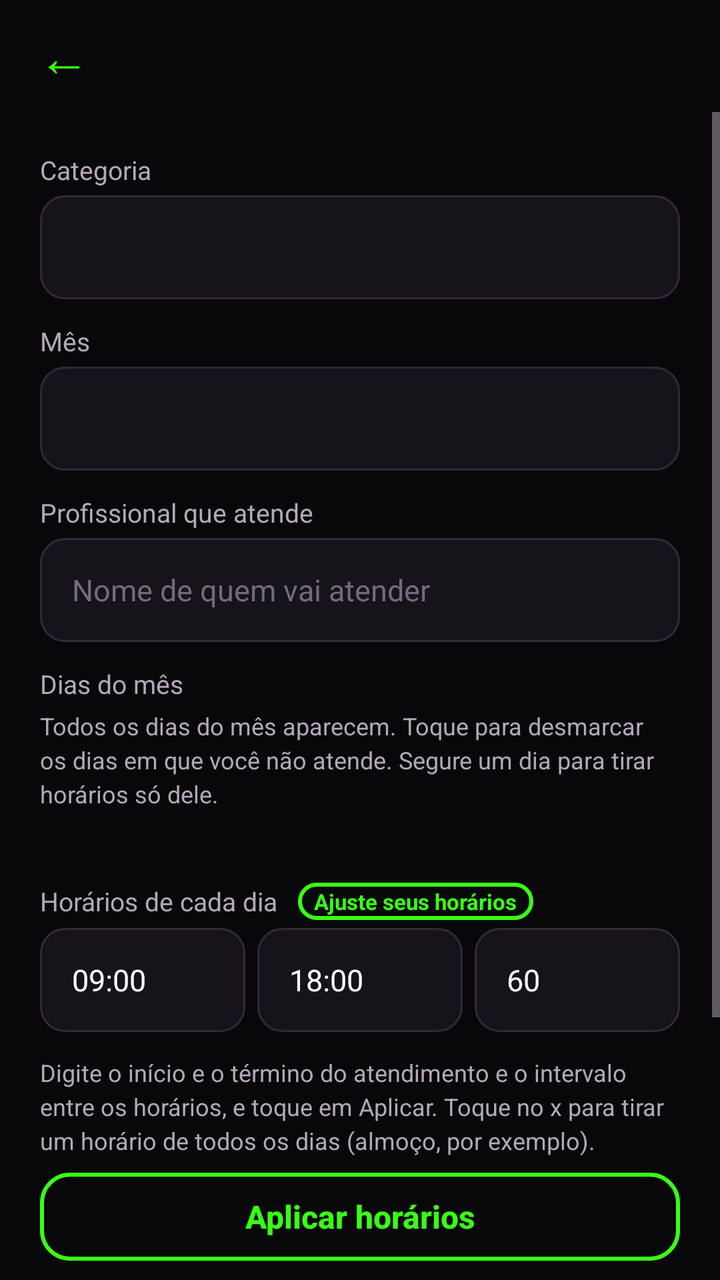
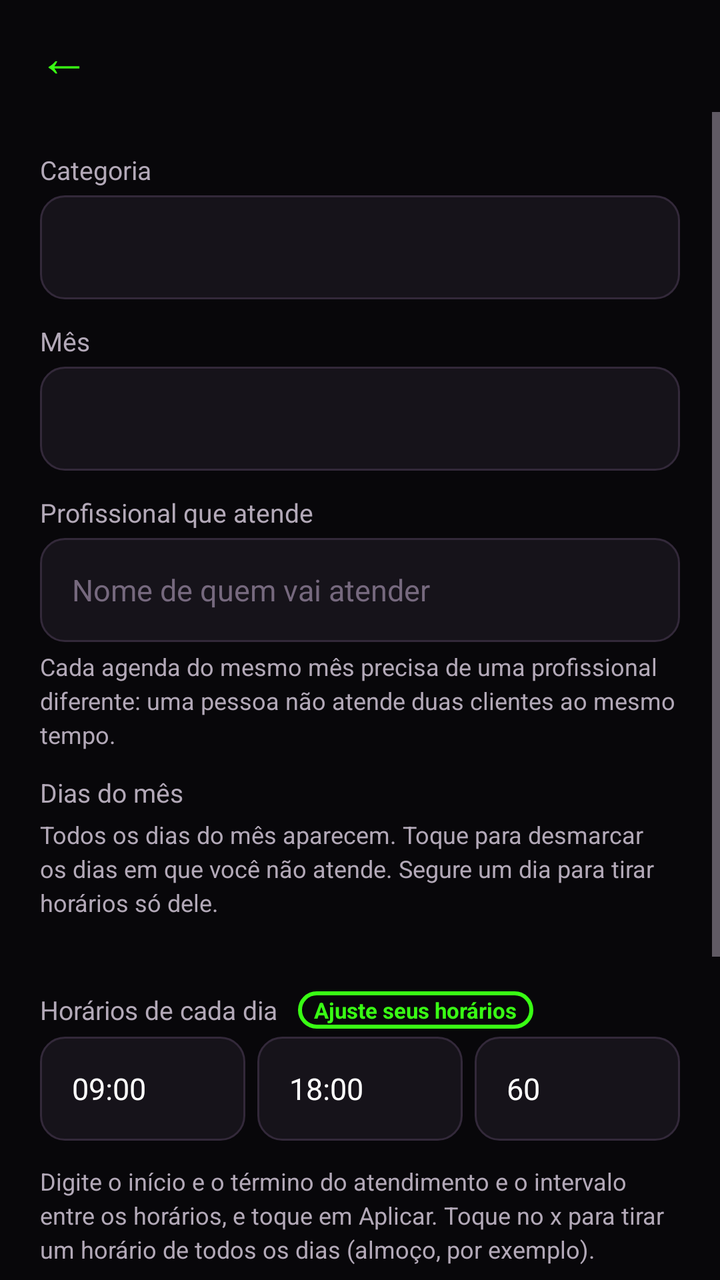

Screens rendered from an Android XML layout before and after an edit, with the pre-edit source and the edit as a unified diff.
<!-- AndroidManifest.xml: activity theme Theme.Manicure.Profissional -->
<!-- res/layout/activity_editar_agenda.xml -->
<?xml version="1.0" encoding="utf-8"?>
<LinearLayout xmlns:android="http://schemas.android.com/apk/res/android"
    xmlns:app="http://schemas.android.com/apk/res-auto"
    android:layout_width="match_parent"
    android:layout_height="match_parent"
    android:background="@color/fundo"
    android:orientation="vertical">

    <include
        android:id="@+id/topo"
        layout="@layout/include_topo" />

    <ScrollView
        android:id="@+id/scrollRoot"
        android:layout_width="match_parent"
        android:layout_height="0dp"
        android:layout_weight="1">

        <LinearLayout
            android:layout_width="match_parent"
            android:layout_height="wrap_content"
            android:orientation="vertical"
            android:padding="20dp">

            <TextView
                style="@style/RotuloCampo"
                android:text="@string/agenda_categoria" />

            <Spinner
                android:id="@+id/spCategoria"
                style="@style/Campo"
                android:paddingStart="8dp" />

            <TextView
                style="@style/RotuloCampo"
                android:text="@string/agenda_mes" />

            <Spinner
                android:id="@+id/spMes"
                style="@style/Campo"
                android:paddingStart="8dp" />

            <TextView
                style="@style/RotuloCampo"
                android:text="@string/agenda_atendente" />

            <EditText
                android:id="@+id/etAtendente"
                style="@style/Campo"
                android:hint="@string/agenda_atendente_dica"
                android:inputType="textPersonName|textCapWords" />

            <TextView
                style="@style/RotuloCampo"
                android:text="@string/agenda_dias" />

            <TextView
                style="@style/TextoCorpo"
                android:layout_marginBottom="6dp"
                android:text="@string/agenda_dias_dica"
                android:textSize="12sp" />

            <com.google.android.material.chip.ChipGroup
                android:id="@+id/cgDias"
                android:layout_width="match_parent"
                android:layout_height="wrap_content"
                app:chipSpacingHorizontal="4dp"
                app:chipSpacingVertical="0dp" />

            <TextView
                android:id="@+id/tvContadorDias"
                style="@style/TextoCorpo"
                android:layout_marginBottom="14dp"
                android:textColor="?attr/corDestaque"
                android:textSize="12sp" />

            
            <LinearLayout
                android:layout_width="match_parent"
                android:layout_height="wrap_content"
                android:layout_marginBottom="4dp"
                android:gravity="center_vertical"
                android:orientation="horizontal">

                <TextView
                    android:layout_width="wrap_content"
                    android:layout_height="wrap_content"
                    android:text="@string/agenda_horarios"
                    android:textColor="@color/texto_secundario"
                    android:textSize="13sp" />

                <TextView
                    android:layout_width="wrap_content"
                    android:layout_height="wrap_content"
                    android:layout_marginStart="10dp"
                    android:background="@drawable/bg_botao_contorno"
                    android:paddingStart="8dp"
                    android:paddingTop="2dp"
                    android:paddingEnd="8dp"
                    android:paddingBottom="2dp"
                    android:text="@string/agenda_lembrete_ajuste"
                    android:textColor="?attr/corDestaque"
                    android:textSize="11sp"
                    android:textStyle="bold" />
            </LinearLayout>

            <LinearLayout
                android:layout_width="match_parent"
                android:layout_height="wrap_content"
                android:orientation="horizontal">

                <EditText
                    android:id="@+id/etInicio"
                    style="@style/Campo"
                    android:layout_width="0dp"
                    android:layout_marginEnd="6dp"
                    android:layout_weight="1"
                    android:hint="@string/agenda_inicio"
                    android:inputType="time"
                    android:text="09:00" />

                <EditText
                    android:id="@+id/etFim"
                    style="@style/Campo"
                    android:layout_width="0dp"
                    android:layout_marginEnd="6dp"
                    android:layout_weight="1"
                    android:hint="@string/agenda_fim"
                    android:inputType="time"
                    android:text="18:00" />

                <EditText
                    android:id="@+id/etIntervalo"
                    style="@style/Campo"
                    android:layout_width="0dp"
                    android:layout_weight="1"
                    android:hint="@string/agenda_intervalo"
                    android:inputType="number"
                    android:text="60" />
            </LinearLayout>

            <TextView
                style="@style/TextoCorpo"
                android:layout_marginBottom="8dp"
                android:text="@string/agenda_horarios_dica"
                android:textSize="12sp" />

            <Button
                android:id="@+id/btnGerar"
                style="@style/BotaoContorno"
                android:layout_height="44dp"
                android:text="@string/agenda_aplicar" />

            <TextView
                android:id="@+id/tvSemHorarios"
                style="@style/TextoCorpo"
                android:layout_marginTop="10dp"
                android:text="@string/agenda_sem_horarios" />

            <com.google.android.material.chip.ChipGroup
                android:id="@+id/cgHorarios"
                android:layout_width="match_parent"
                android:layout_height="wrap_content"
                android:layout_marginTop="8dp" />

            <Button
                android:id="@+id/btnAjustarDia"
                style="@style/BotaoContorno"
                android:layout_height="44dp"
                android:layout_marginTop="8dp"
                android:layout_marginBottom="16dp"
                android:text="@string/agenda_ajustar_dia" />

            <Button
                android:id="@+id/btnSalvar"
                style="@style/BotaoPrimario"
                android:text="@string/agenda_salvar" />

            <ProgressBar
                android:id="@+id/progressBar"
                android:layout_width="32dp"
                android:layout_height="32dp"
                android:layout_gravity="center_horizontal"
                android:layout_marginTop="16dp"
                android:indeterminateTint="?attr/corDestaque"
                android:visibility="gone" />
        </LinearLayout>
    </ScrollView>
</LinearLayout>
<!-- res/layout/include_topo.xml (included above) -->
<?xml version="1.0" encoding="utf-8"?>
<LinearLayout xmlns:android="http://schemas.android.com/apk/res/android"
    android:layout_width="match_parent"
    android:layout_height="56dp"
    android:gravity="center_vertical"
    android:orientation="horizontal"
    android:paddingStart="8dp"
    android:paddingEnd="16dp">

    <TextView
        android:id="@+id/btnVoltar"
        android:layout_width="48dp"
        android:layout_height="48dp"
        android:background="?attr/selectableItemBackgroundBorderless"
        android:contentDescription="@string/voltar"
        android:gravity="center"
        android:text="←"
        android:textColor="?attr/corDestaque"
        android:textSize="26sp" />

    <TextView
        android:id="@+id/tvTitulo"
        android:layout_width="0dp"
        android:layout_height="wrap_content"
        android:layout_marginStart="4dp"
        android:layout_weight="1"
        android:textColor="@color/texto"
        android:textSize="19sp"
        android:textStyle="bold" />
</LinearLayout>
<!-- resources referenced by this layout -->
<resources>
  <color name="fundo">#08070A</color>
  <color name="texto">#FFFFFF</color>
  <color name="texto_secundario">#B3A9B8</color>
  <string name="agenda_ajustar_dia">Horários indisponíveis num dia</string>
  <string name="agenda_aplicar">Aplicar horários</string>
  <string name="agenda_atendente">Profissional que atende</string>
  <string name="agenda_atendente_dica">Nome de quem vai atender</string>
  <string name="agenda_categoria">Categoria</string>
  <string name="agenda_dias">Dias do mês</string>
  <string name="agenda_dias_dica">Todos os dias do mês aparecem. Toque para desmarcar os dias em que você não atende. Segure um dia para tirar horários só dele.</string>
  <string name="agenda_fim">Fim</string>
  <string name="agenda_horarios">Horários de cada dia</string>
  <string name="agenda_horarios_dica">Digite o início e o término do atendimento e o intervalo entre os horários, e toque em Aplicar. Toque no x para tirar um horário de todos os dias (almoço, por exemplo).</string>
  <string name="agenda_inicio">Início</string>
  <string name="agenda_intervalo">A cada (min)</string>
  <string name="agenda_lembrete_ajuste">Ajuste seus horários</string>
  <string name="agenda_mes">Mês</string>
  <string name="agenda_salvar">Salvar agenda</string>
  <string name="agenda_sem_horarios">Nenhum horário ainda.</string>
  <string name="voltar">Voltar</string>
  <style name="BotaoContorno" parent="BotaoPrimario">
          <item name="android:background">@drawable/bg_botao_contorno</item>
          <item name="android:textColor">?attr/corDestaque</item>
      </style>
  <style name="TextoCorpo">
          <item name="android:layout_width">match_parent</item>
          <item name="android:layout_height">wrap_content</item>
          <item name="android:textColor">@color/texto_secundario</item>
          <item name="android:textSize">14sp</item>
          <item name="android:lineSpacingExtra">3dp</item>
      </style>
  <style name="Theme.Manicure.Profissional">
          <item name="corDestaque">@color/verde_neon</item>
          <item name="corDestaqueClaro">@color/verde_neon_claro</item>
          <item name="corDestaqueEscuro">@color/verde_neon_escuro</item>
          <item name="corTextoBotao">@color/preto</item>
          <item name="corBalao">#14420F</item>
          <item name="colorPrimary">@color/verde_neon</item>
          <item name="colorPrimaryVariant">@color/verde_neon_escuro</item>
          <item name="colorOnPrimary">@color/preto</item>
          <item name="colorSecondary">@color/verde_neon</item>
          <item name="colorSecondaryVariant">@color/verde_neon_escuro</item>
          <item name="colorOnSecondary">@color/preto</item>
      </style>
  <!-- drawable bg_campo (drawable) -->
  <?xml version="1.0" encoding="utf-8"?>
  <shape xmlns:android="http://schemas.android.com/apk/res/android" android:shape="rectangle">
      <solid android:color="@color/superficie" />
      <stroke android:width="1dp" android:color="@color/borda" />
      <corners android:radius="12dp" />
  </shape>
  <color name="dica">#76697E</color>
  <color name="verde_neon">#39FF14</color>
  <color name="verde_neon_claro">#9DFF85</color>
  <color name="verde_neon_escuro">#16C400</color>
  <color name="preto">#08070A</color>
  <color name="borda">#33293A</color>
  <color name="superficie">#16131A</color>
  <!-- unchanged entries left out for length: 5 -->
</resources>

<!-- the commit's change to res/layout/activity_editar_agenda.xml (unified diff, before → after) -->
@@ -48,7 +48,14 @@
                 android:id="@+id/etAtendente"
                 style="@style/Campo"
                 android:hint="@string/agenda_atendente_dica"
+                android:layout_marginBottom="4dp"
                 android:inputType="textPersonName|textCapWords" />
+
+            <TextView
+                style="@style/TextoCorpo"
+                android:layout_marginBottom="12dp"
+                android:text="@string/agenda_atendente_regra"
+                android:textSize="12sp" />
 
             <TextView
                 style="@style/RotuloCampo"
<!-- resource entries referenced after the edit -->
@@ -7,6 +7,7 @@
   <string name="agenda_aplicar">Aplicar horários</string>
   <string name="agenda_atendente">Profissional que atende</string>
   <string name="agenda_atendente_dica">Nome de quem vai atender</string>
+  <string name="agenda_atendente_regra">Cada agenda do mesmo mês precisa de uma profissional diferente: uma pessoa não atende duas clientes ao mesmo tempo.</string>
   <string name="agenda_categoria">Categoria</string>
   <string name="agenda_dias">Dias do mês</string>
   <string name="agenda_dias_dica">Todos os dias do mês aparecem. Toque para desmarcar os dias em que você não atende. Segure um dia para tirar horários só dele.</string>
@@ -37,6 +38,8 @@
           <item name="corDestaqueEscuro">@color/verde_neon_escuro</item>
           <item name="corTextoBotao">@color/preto</item>
           <item name="corBalao">#14420F</item>
+          <item name="corBrilho">@color/destaque_brilho</item>
+          <item name="corBrilhoFraco">@color/destaque_brilho_fraco</item>
           <item name="colorPrimary">@color/verde_neon</item>
           <item name="colorPrimaryVariant">@color/verde_neon_escuro</item>
           <item name="colorOnPrimary">@color/preto</item>
@@ -56,6 +59,8 @@
   <color name="verde_neon_claro">#9DFF85</color>
   <color name="verde_neon_escuro">#16C400</color>
   <color name="preto">#08070A</color>
+  <color name="destaque_brilho">#2E39FF14</color>
+  <color name="destaque_brilho_fraco">#1239FF14</color>
   <color name="borda">#33293A</color>
   <color name="superficie">#16131A</color>
   <!-- unchanged entries left out for length: 5 -->
